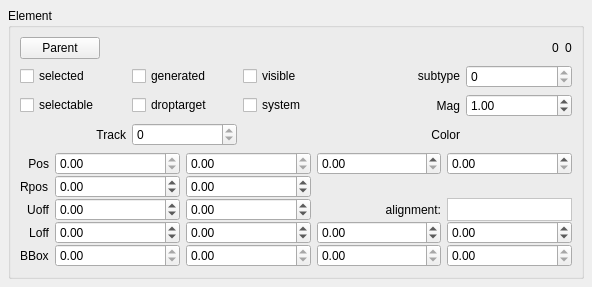
This is mscore/mscore/element.ui in musescore/musescore-old as Qt 5 draws it before an edit. The edited form follows.
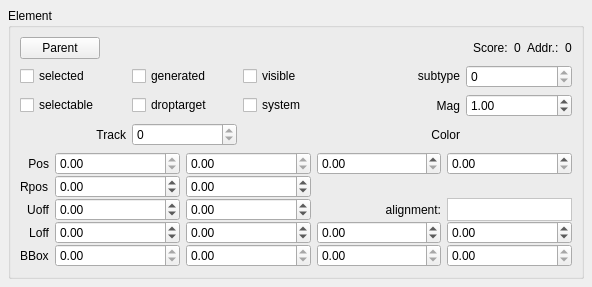
This is the edited form. Custom widgets are drawn as their Qt base class.

Diff of the .ui file:
```diff
--- a/mscore/mscore/element.ui
+++ b/mscore/mscore/element.ui
@@ -63,6 +63,13 @@
           </property>
          </spacer>
         </item>
+        <item>
+         <widget class="QLabel" name="label_9">
+          <property name="text">
+           <string>Score:</string>
+          </property>
+         </widget>
+        </item>
         <item>
          <widget class="QLabel" name="score">
           <property name="text">
@@ -70,6 +77,13 @@
           </property>
          </widget>
         </item>
+        <item>
+         <widget class="QLabel" name="label_12">
+          <property name="text">
+           <string>Addr.:</string>
+          </property>
+         </widget>
+        </item>
         <item>
          <widget class="QLabel" name="address">
           <property name="toolTip">
```
